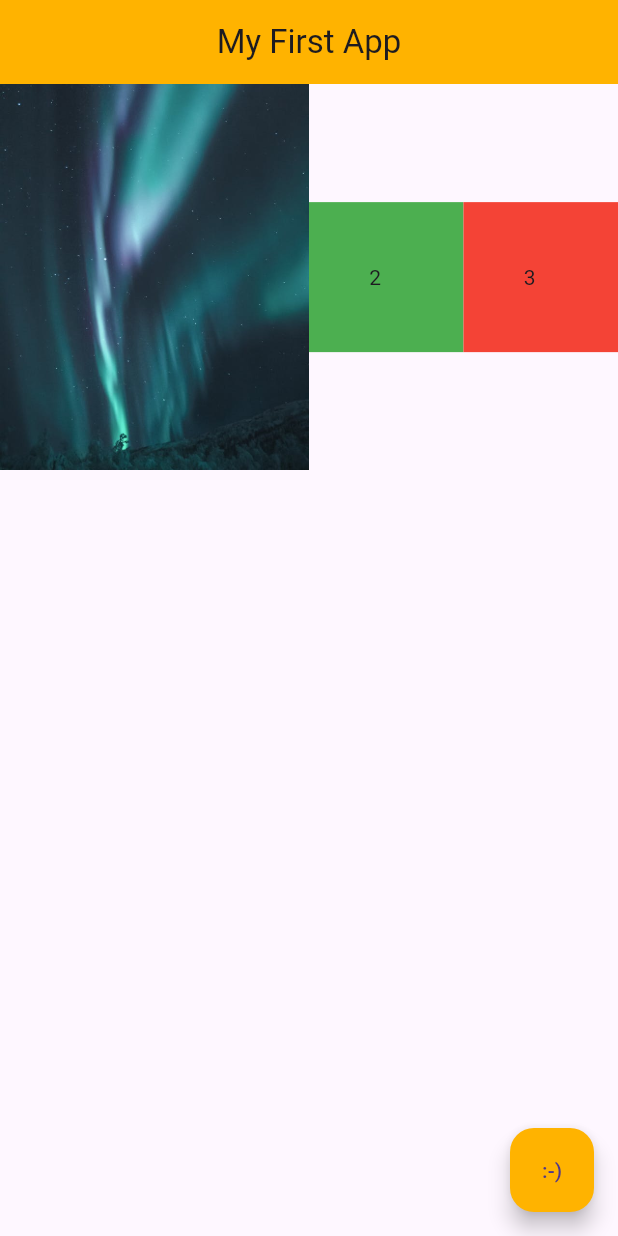
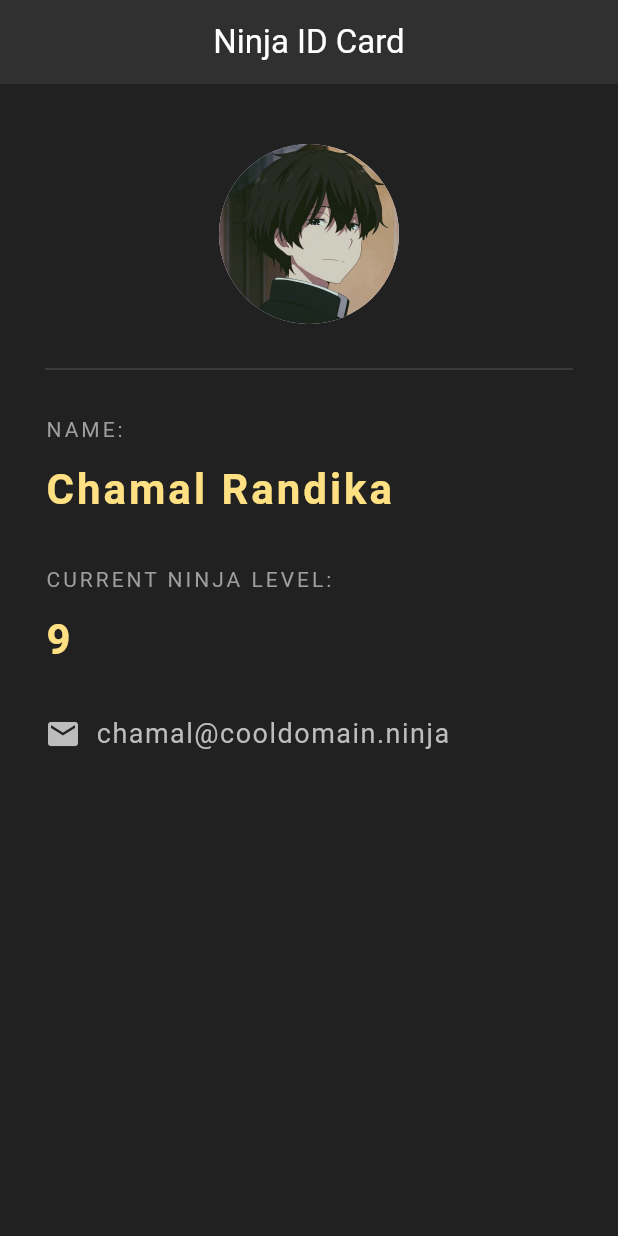
Before and after one commit to Chamal1120/flutter-tutorial, a Flutter app: the screen it shows after launch, on a phone screen of 412 x 824 dp. Run offline on Flutter 3.47's test engine with Material 3 defaults, Android fonts, the phone set to English and light mode, and no system bars.

Commit message:
finish Ninja ID Card

```diff
--- a/lib/main.dart
+++ b/lib/main.dart
@@ -1,56 +1,102 @@
 import 'package:flutter/material.dart';
 
-void main () => runApp(MaterialApp(
-  home: Home()));
+void main() => runApp(MaterialApp(home: NinjaCard()));
 
-class Home extends StatelessWidget {
-  const Home({super.key});
+class NinjaCard extends StatelessWidget {
+  const NinjaCard({super.key});
 
   @override
   Widget build(BuildContext context) {
     return Scaffold(
-    appBar: AppBar(
-      title: Text('My First App'),
-      centerTitle: true,
-      backgroundColor: Colors.amber[600],
-    ),
-    body: Row(
-        children: [
-          Expanded(
-            flex: 2,
-            child: Image.asset('assets/images/image-2.jpg')
+      backgroundColor: Colors.grey[900],
+      appBar: AppBar(
+        title: Text(
+          'Ninja ID Card',
+          style: TextStyle(
+            color: Colors.white,
           ),
-          //Expanded(
-          //  flex: 3,
-          //  child: Container(
-          //    padding: EdgeInsets.all(40.0),
-          //    color: Colors.blue,
-          //    child: Text('1'),
-          //  ),
-          //),
-          Expanded(
-            flex: 1,
-            child: Container(
-              padding: EdgeInsets.all(40.0),
-              color: Colors.green,
-              child: Text('2'),
+        ),
+        centerTitle: true,
+        backgroundColor: Colors.grey[850],
+      ),
+      body: Padding(
+        padding: EdgeInsets.fromLTRB(30.0, 40.0, 30.0, 0.0),
+        child: Column(
+          crossAxisAlignment: CrossAxisAlignment.start,
+          children: [
+            Center(
+              child: CircleAvatar(
+                backgroundImage: AssetImage('assets/images/hotarou.jpg'),
+                radius: 60.0,
+              ),
             ),
-          ),
-          Expanded(
-            flex: 1,
-            child: Container(
-              padding: EdgeInsets.all(40.0),
-              color: Colors.red,
-              child: Text('3'),
+            Divider(
+              height: 60.0,
+              color: Colors.grey[800],
             ),
-          ),
-        ],
+            Text(
+              'NAME:',
+              style: TextStyle(
+                color: Colors.grey,
+                letterSpacing: 2,
+              ),
+            ),
+            SizedBox(
+              height: 10.0,
+            ),
+            Text(
+              'Chamal Randika',
+              style: TextStyle(
+                color: Colors.amber[200],
+                letterSpacing: 2,
+                fontSize: 28.0,
+                fontWeight: FontWeight.bold,
+              ),
+            ),
+            SizedBox(
+              height: 30.0,
+            ),
+            Text(
+              'CURRENT NINJA LEVEL:',
+              style: TextStyle(
+                color: Colors.grey,
+                letterSpacing: 2,
+              ),
+            ),
+            SizedBox(
+              height: 10.0,
+            ),
+            Text(
+              '9',
+              style: TextStyle(
+                color: Colors.amber[200],
+                letterSpacing: 2,
+                fontSize: 28.0,
+                fontWeight: FontWeight.bold,
+              ),
+            ),
+            SizedBox(
+              height: 30.0,
+            ),
+            Row(
+              children: [
+                Icon(Icons.email,
+                  color: Colors.grey[400],
+                ),
+                SizedBox(width: 10.0,),
+                Text(
+                  'chamal@cooldomain.ninja',
+                  style: TextStyle(
+                    color: Colors.grey[400],
+                    fontSize: 18,
+                    letterSpacing: 1.0,
+                  ),
+                )
+              ],
+            )
+          ],
+        ),
       ),
-    floatingActionButton: FloatingActionButton(
-      onPressed: () {},
-      backgroundColor: Colors.amber[600],
-      child: Text(':-)'),
-    ),
-  );
+    );
   }
 }
```
Also changed, not shown: assets/images/hotarou.jpg (added), 1 other file.
